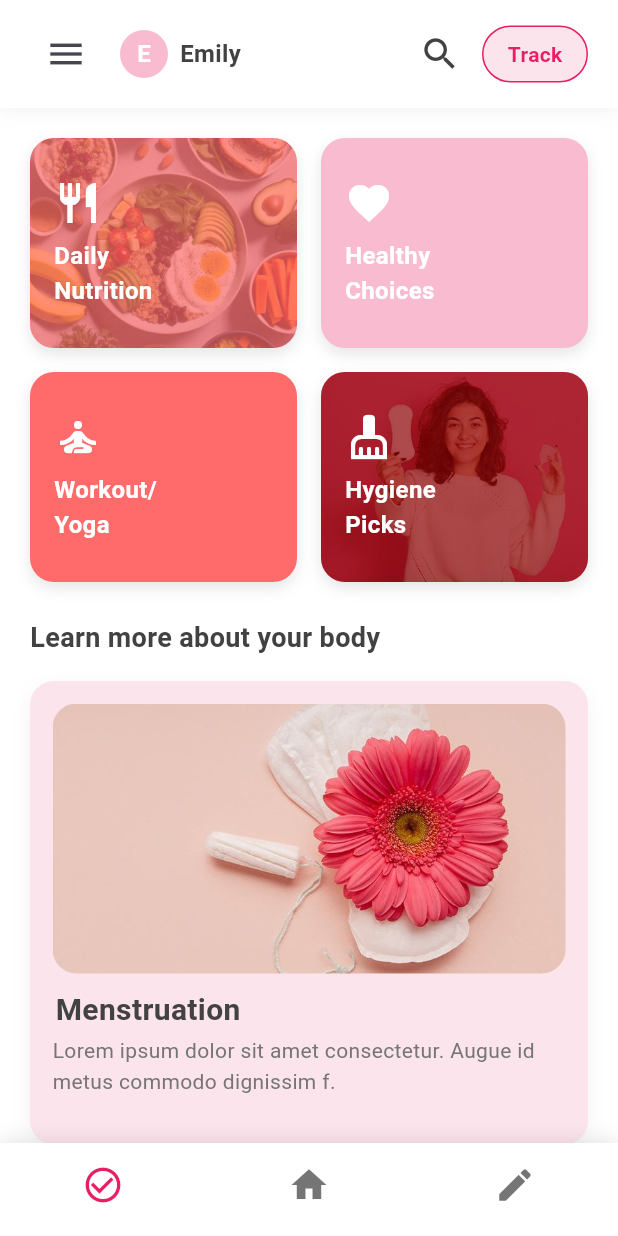
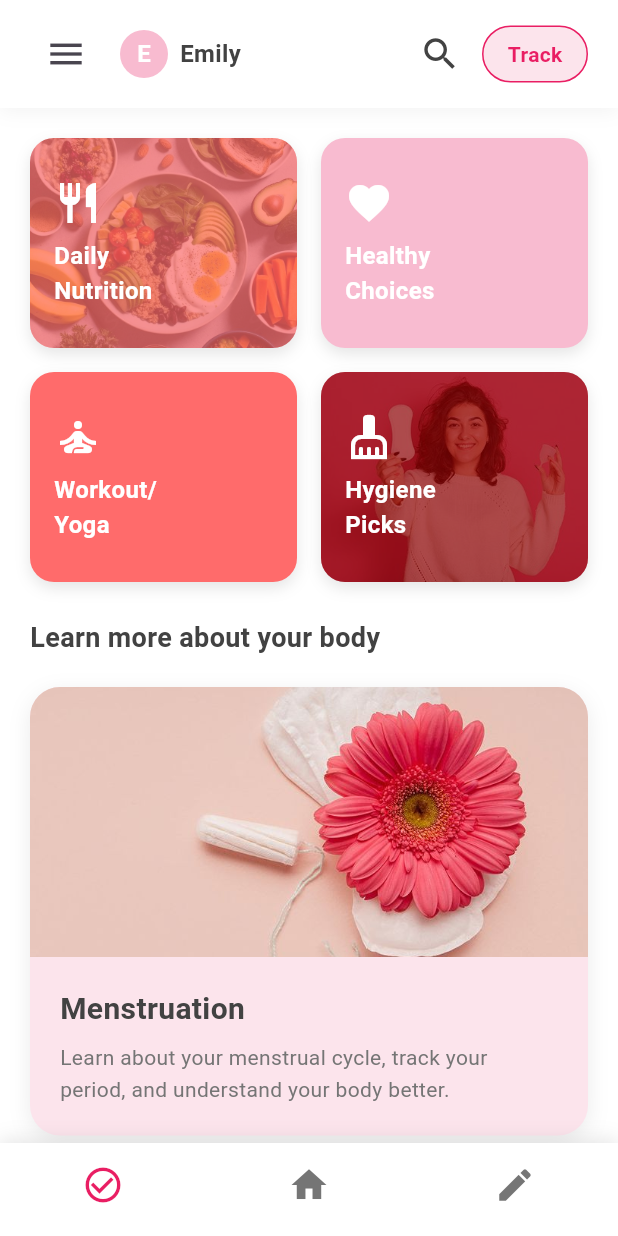
Before and after one commit to Jenny1903/She_Bloom, a Flutter app: the HomeScreen screen opened directly, on a phone screen of 412 x 824 dp. Run offline on Flutter 3.47's test engine with Material 3 defaults, Android fonts, the phone set to English and light mode, and no system bars; our stand-ins replace flutter_svg; Roboto replaces fonts that are missing (Poppins).

Commit message:
Updated InfoCard

```diff
--- a/lib/screens/home_screen.dart
+++ b/lib/screens/home_screen.dart
@@ -1,6 +1,8 @@
 import 'package:flutter/material.dart';
 import '../constants/colors.dart';
 import '../widgets/category_card.dart';
+import 'package:she_bloom/widgets/info_card.dart';
+
 
 class HomeScreen extends StatefulWidget {
   const HomeScreen({super.key});
@@ -10,8 +12,9 @@ class HomeScreen extends StatefulWidget {
 }
 
 class _HomeScreenState extends State<HomeScreen> {
-  int _selectedIndex =0 ;
+  int _selectedIndex = 0 ;
   String userName = "Emily";
+
   @override
   Widget build(BuildContext context) {
     return Scaffold(
@@ -26,12 +29,27 @@ class _HomeScreenState extends State<HomeScreen> {
                   child: Column(
                     crossAxisAlignment: CrossAxisAlignment.start,
                     children: [
+                      //grid
                       _buildTopRowCards(),
                       const SizedBox(height: 16),
                       _buildBottomRowCards(),
+
                       const SizedBox(height: 24),
-                      _buildLearnMoreSection(),
+
+                      //learn more
+                      Text(
+                        'Learn more about your body',
+                        style: TextStyle(
+                          fontSize: 18,
+                          fontWeight: FontWeight.bold,
+                          color: AppColors.darkGrey,
+                        ),
+                      ),
+                      // _buildLearnMoreSection(),
+
                       const SizedBox(height: 20),
+
+                      _buildInfoCards(),
                     ],
                   ),
                 ),
@@ -204,152 +222,29 @@ class _HomeScreenState extends State<HomeScreen> {
     );
   }
 
-  //Learn more section
-  Widget _buildLearnMoreSection() {
+  Widget _buildInfoCards(){
     return Column(
-      crossAxisAlignment: CrossAxisAlignment.start,
       children: [
-        Text(
-          'Learn more about your body',
-          style: TextStyle(
-            fontSize: 18,
-            fontWeight: FontWeight.bold,
-            color: AppColors.darkGrey,
-          ),
+        //Card1: menstruation
+        InfoCard(
+            imagePath: 'assets/images/menstruation.jpg',
+            title: 'Menstruation',
+            description: 'Learn about your menstrual cycle, track your period, and understand your body better.',
+            onTap: () => print('Menstruation card tapped'),
         ),
 
-        const SizedBox(height: 16),
+        //card2: bloodFlow
+        InfoCard(
+          imagePath: 'assets/bloodflow.jpg',
+          title: 'Women\'s Health',
+          description: 'Essential information about women\'s health, wellness tips, and lifestyle guidance.',
+          onTap: () => print('Women\'s Health card tapped'),
+        ),
 
-        // Menstruation info card
-        Container(
-          width: double.infinity,
-          padding: const EdgeInsets.all(15),
-          decoration: BoxDecoration(
-            color: AppColors.lightPink,
-            borderRadius: BorderRadius.circular(16),
-            boxShadow: [
-              BoxShadow(
-                color: Colors.black.withOpacity(0.05),
-                blurRadius: 10,
-                offset: const Offset(0, 4),
-              ),
-            ],
-          ),
-          child: Column(
-            crossAxisAlignment: CrossAxisAlignment.start,
-            children: [
-              ClipRRect(
-                borderRadius: const BorderRadius.only(
-                  topLeft: Radius.circular(16),
-                  topRight: Radius.circular(16),
-                  bottomLeft: Radius.circular(16),
-                    bottomRight: Radius.circular(16),
-
-                ),
-
-                child: Image.asset(
-                  'assets/images/menstruation.jpg',
-                  width: double.infinity,
-                  height: 180,
-                  fit: BoxFit.cover,
-                  errorBuilder: (context, error, stackTrace){
-                    //if image not found (fallback)
-                    return Container(
-                      width: double.infinity,
-                      height: 180,
-                      color: AppColors.primaryPink.withOpacity(0.3),
-                      child: Center(
-                        child: Column(
-                          mainAxisAlignment: MainAxisAlignment.center,
-                          children: [
-                            Icon(
-                              Icons.favorite,
-                              size: 60,
-                              color: AppColors.darkPink,
-                            ),
-                            const SizedBox(height: 8),
-                            Text(
-                              'Image not found',
-                              style: TextStyle(
-                                color: AppColors.textMedium,
-                                fontSize: 12,
-                              ),
-                            ),
-                          ],
-                        ),
-                      ),
-                    );
-                  },
-                ),
-              ),
-
-
-              // Title
-              Padding(
-                padding: const EdgeInsets.only(
-                  left: 2, top: 10
-                ),
-                child: Column(
-                  children: [
-                    Text(
-                      'Menstruation',
-                      style: TextStyle(
-                        fontSize: 20,
-                        fontWeight: FontWeight.bold,
-                        color: AppColors.darkGrey,
-                      ),
-                    ),
-                  ],
-                ),
-              ),
-
-              const SizedBox(height: 2),
-
-              // Description
-              Text(
-                'Lorem ipsum dolor sit amet consectetur. Augue id metus commodo dignissim f.',
-                style: TextStyle(
-                  fontSize: 14,
-                  color: AppColors.textMedium,
-                  height: 1.5,
-                ),
-              ),
-
-              const SizedBox(height: 16),
-
-              // Action icons
-              // Row(
-              //   children: [
-              //     _buildActionIcon(Icons.check_circle_outline),
-              //     const SizedBox(width: 16),
-              //     _buildActionIcon(Icons.home_outlined),
-              //     const SizedBox(width: 16),
-              //     _buildActionIcon(Icons.edit_outlined),
-              //   ],
-              // ),
-            ],
-          ),
-        ),
       ],
     );
   }
 
-  //Action icon button
-  Widget _buildActionIcon(IconData icon) {
-    return Container(
-      width: 40,
-      height: 40,
-      decoration: BoxDecoration(
-        color: Colors.white,
-        borderRadius: BorderRadius.circular(8),
-      ),
-      child: Icon(
-        icon,
-        size: 24,
-        color: AppColors.darkGrey,
-      ),
-    );
-  }
 
   //Bottom navigation bar
   Widget _buildBottomNavigationBar() {
--- /dev/null
+++ b/lib/widgets/info_card.dart
@@ -0,0 +1,134 @@
+import 'package:flutter/material.dart';
+import 'package:she_bloom/constants/colors.dart';
+
+class InfoCard extends StatelessWidget {
+  final String imagePath;
+  final String title;
+  final String description;
+  final VoidCallback onTap;
+
+
+  const InfoCard({
+    Key? key,
+  required this.imagePath,
+    required this.title,
+    required this.description,
+    required this.onTap,
+  }) : super(key: key);
+
+  @override
+  Widget build(BuildContext context) {
+    return GestureDetector(
+      onTap: onTap,
+      child: Container(
+        width: double.infinity,
+        margin: const EdgeInsets.only(bottom: 20),
+        decoration: BoxDecoration(
+          color: AppColors.lightPink,
+          borderRadius: BorderRadius.circular(20),
+          boxShadow: [
+            BoxShadow(
+              color: Colors.black.withOpacity(0.08),
+              blurRadius: 12,
+              offset: const Offset(0, 4),
+            ),
+          ],
+        ),
+
+        child: Column(
+          crossAxisAlignment: CrossAxisAlignment.start,
+          children: [
+            _buildImageSection(), // for image section
+            _buildContentSection(),
+          ],
+        ),
+      ),
+    );
+  }
+
+  Widget _buildImageSection(){
+    return ClipRRect(
+      borderRadius: const BorderRadius.only(
+        topLeft: Radius.circular(20),
+        topRight: Radius.circular(20),
+      ),
+      child: Image.asset(
+        imagePath,
+        width: double.infinity,
+        height: 180,
+        fit: BoxFit.cover,
+        errorBuilder: (context, error, stackTrace) {
+          // Fallback if image not found
+          return Container(
+            width: double.infinity,
+            height: 180,
+            decoration: BoxDecoration(
+              gradient: LinearGradient(
+                begin: Alignment.topLeft,
+                end: Alignment.bottomRight,
+                colors: [
+                  AppColors.primaryPink.withOpacity(0.6),
+                  AppColors.coral.withOpacity(0.6),
+                ],
+              ),
+            ),
+            child: Center(
+              child: Column(
+                mainAxisAlignment: MainAxisAlignment.center,
+                children: [
+                  Icon(
+                    Icons.image_not_supported,
+                    size: 50,
+                    color: Colors.white.withOpacity(0.7),
+                  ),
+                  const SizedBox(height: 8),
+                  Text(
+                    'Image: $imagePath',
+                    style: TextStyle(
+                      color: Colors.white.withOpacity(0.9),
+                      fontSize: 12,
+                    ),
+                  ),
+                ],
+              ),
+            ),
+          );
+        },
+      ),
+    );
+  }
+
+  Widget _buildContentSection(){
+    return Padding(
+      padding: const EdgeInsets.all(20),
+      child: Column(
+        crossAxisAlignment: CrossAxisAlignment.start,
+        children: [
+          // Title
+          Text(
+            title,
+            style: TextStyle(
+              fontSize: 20,
+              fontWeight: FontWeight.bold,
+              color: AppColors.darkGrey,
+            ),
+          ),
+
+          const SizedBox(height: 8),
+
+          // Description
+          Text(
+            description,
+            style: TextStyle(
+              fontSize: 14,
+              color: AppColors.textMedium,
+              height: 1.5,
+            ),
+            maxLines: 2,
+            overflow: TextOverflow.ellipsis,
+          ),
+        ],
+      ),
+    );
+  }
+}
```
Also changed, not shown: pubspec.yaml (+12 -0 lines), assets/images/bloodflow.jpg (added), assets/images/breastCancer.jpg (added), assets/images/checkup.png (added), assets/images/cramps.png (added), assets/images/depression.png (added), assets/images/eggs.jpg (added), assets/images/pcos.png (added), assets/images/pills.jpg (added), assets/images/safty.png (added), assets/images/trackClock.png (added), assets/images/vaccination.png (added).
